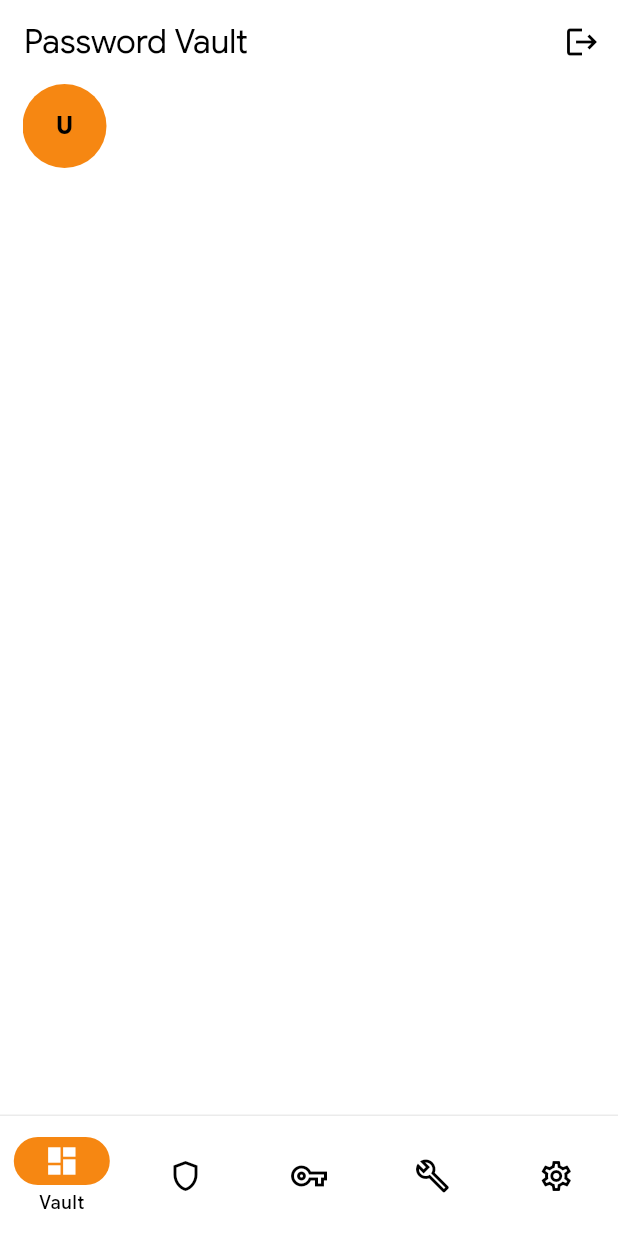
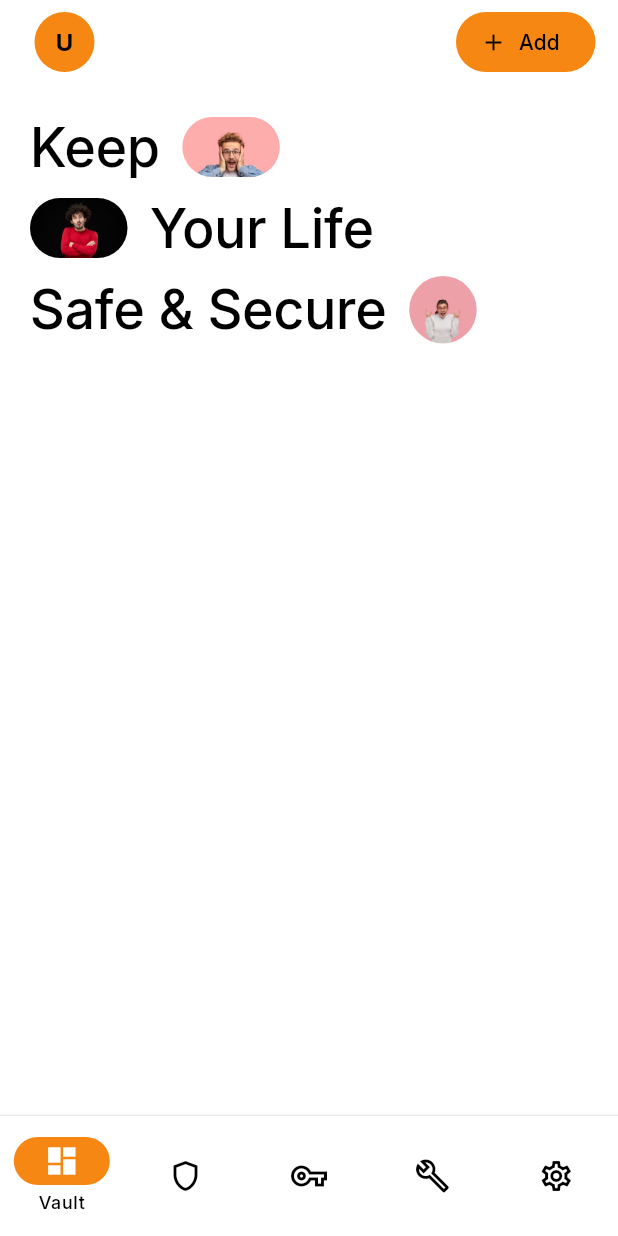
Before and after one commit to kaiumallimon/shieldx, a Flutter app: the VaultPage screen opened by its route, on a phone screen of 412 x 824 dp. Run offline on Flutter 3.47's test engine with Material 3 defaults, Android fonts, the phone set to English and light mode, and no system bars; our stand-ins replace cached_network_image, equatable, flutter_bloc, flutter_dotenv, go_router, shared_preferences and 2 more; accounts and stored records are empty.

Commit message:
feat: Add happy-doodle image asset, update AppTheme font, and enhance VaultPage layout with new UI elements

```diff
--- a/lib/app/core/themes/_app_theme.dart
+++ b/lib/app/core/themes/_app_theme.dart
@@ -4,7 +4,7 @@ import 'package:shieldx/app/core/themes/_app_colors.dart';
 class AppTheme {
   static ThemeData get lightTheme => ThemeData(
     brightness: Brightness.light,
-    fontFamily: 'Google Sans Flex',
+    fontFamily: 'Inter',
     scaffoldBackgroundColor: AppColors.surface,
     primaryColor: AppColors.primary,
     colorScheme: ColorScheme(
--- a/lib/app/features/dashboard/_wrapper_page.dart
+++ b/lib/app/features/dashboard/_wrapper_page.dart
@@ -66,22 +66,22 @@ class _WrapperPageState extends State<WrapperPage> {
     );
 
     return Scaffold(
-      appBar: AppBar(
-        title: Text(_getTitle(selectedIndex)),
-        backgroundColor: theme.colorScheme.surface,
-        foregroundColor: theme.colorScheme.onSurface,
-        actions: [
-          IconButton(
-            icon: const Icon(Icons.logout),
-            onPressed: () async {
-              await context.read<LoginCubit>().logout();
-              if (context.mounted) {
-                context.go('/auth');
-              }
-            },
-          ),
-        ],
-      ),
+      // appBar: AppBar(
+      //   title: Text(_getTitle(selectedIndex)),
+      //   backgroundColor: theme.colorScheme.surface,
+      //   foregroundColor: theme.colorScheme.onSurface,
+      //   actions: [
+      //     IconButton(
+      //       icon: const Icon(Icons.logout),
+      //       onPressed: () async {
+      //         await context.read<LoginCubit>().logout();
+      //         if (context.mounted) {
+      //           context.go('/auth');
+      //         }
+      //       },
+      //     ),
+      //   ],
+      // ),
       body: widget.child,
       bottomNavigationBar: Container(
         decoration: BoxDecoration(
--- a/lib/app/features/dashboard/features/vault/pages/_vault_page.dart
+++ b/lib/app/features/dashboard/features/vault/pages/_vault_page.dart
@@ -38,7 +38,6 @@ class _VaultPageState extends State<VaultPage> {
 
     if (avatarUrl != null && avatarUrl!.isNotEmpty) {
       return CircleAvatar(
-        radius: 20,
         backgroundImage: CachedNetworkImageProvider(avatarUrl!),
         backgroundColor: theme.colorScheme.primary,
         onBackgroundImageError: (exception, stackTrace) {
@@ -48,7 +47,6 @@ class _VaultPageState extends State<VaultPage> {
     }
 
     return CircleAvatar(
-      radius: 20,
       backgroundColor: theme.colorScheme.primary,
       child: Text(
         firstChar,
@@ -78,7 +76,96 @@ class _VaultPageState extends State<VaultPage> {
               padding: const EdgeInsets.symmetric(horizontal: 15),
               sliver: SliverAppBar(
                 backgroundColor: theme.colorScheme.surface,
-                leading: _buildAvatar(theme),
+                leading: Padding(
+                  padding: const EdgeInsets.all(8.0),
+                  child: _buildAvatar(theme),
+                ),
+                pinned: true,
+
+                actions: [_addButton(theme)],
+              ),
+            ),
+            SliverToBoxAdapter(
+              child: Padding(
+                padding: const EdgeInsets.symmetric(
+                  horizontal: 20,
+                  vertical: 20,
+                ),
+                child: Column(
+                  crossAxisAlignment: .start,
+                  mainAxisSize: .min,
+                  spacing: 10,
+                  children: [
+                    // first row
+                    Row(
+                      mainAxisSize: MainAxisSize.min,
+                      spacing: 15,
+                      children: [
+                        Text(
+                          'Keep',
+                          style: theme.textTheme.displaySmall?.copyWith(
+                            fontWeight: FontWeight.w500,
+                          ),
+                        ),
+                        ClipRRect(
+                          borderRadius: BorderRadius.circular(50),
+                          child: Image.asset(
+                            images[0],
+                            width: 65,
+                            height: 40,
+                            fit: BoxFit.cover,
+                          ),
+                        ),
+                      ],
+                    ),
+
+                    // second row
+                    Row(
+                      mainAxisSize: MainAxisSize.min,
+                      spacing: 15,
+                      children: [
+                        ClipRRect(
+                          borderRadius: BorderRadius.circular(50),
+                          child: Image.asset(
+                            images[1],
+                            width: 65,
+                            height: 40,
+                            fit: BoxFit.cover,
+                          ),
+                        ),
+                        Text(
+                          'Your Life',
+                          style: theme.textTheme.displaySmall?.copyWith(
+                            fontWeight: FontWeight.w500,
+                          ),
+                        ),
+                      ],
+                    ),
+
+                    // third row
+                    Row(
+                      mainAxisSize: MainAxisSize.min,
+                      spacing: 15,
+                      children: [
+                        Text(
+                          'Safe & Secure',
+                          style: theme.textTheme.displaySmall?.copyWith(
+                            fontWeight: FontWeight.w500,
+                          ),
+                        ),
+                        ClipRRect(
+                          borderRadius: BorderRadius.circular(50),
+                          child: Image.asset(
+                            images[2],
+                            width: 45,
+                            height: 45,
+                            fit: BoxFit.cover,
+                          ),
+                        ),
+                      ],
+                    ),
+                  ],
+                ),
               ),
             ),
           ],
@@ -86,4 +173,20 @@ class _VaultPageState extends State<VaultPage> {
       ),
     );
   }
+
+  ElevatedButton _addButton(ThemeData theme) {
+    return ElevatedButton.icon(
+      icon: const Icon(Icons.add),
+      label: const Text('Add'),
+      style: ElevatedButton.styleFrom(
+        backgroundColor: theme.colorScheme.primary,
+        foregroundColor: theme.colorScheme.onPrimary,
+        elevation: 0,
+        shape: RoundedRectangleBorder(borderRadius: BorderRadius.circular(50)),
+      ),
+      onPressed: () {
+        // Navigate to settings page
+      },
+    );
+  }
 }
```
Also changed, not shown: assets/images/happy-doodle.png (added).
